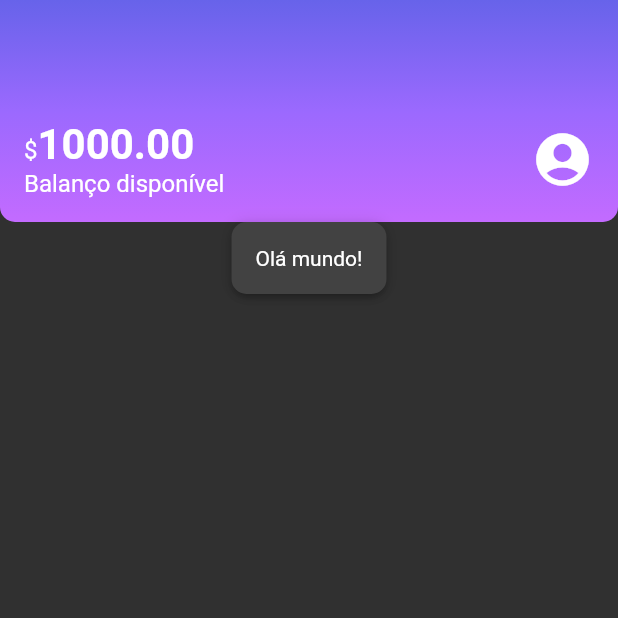
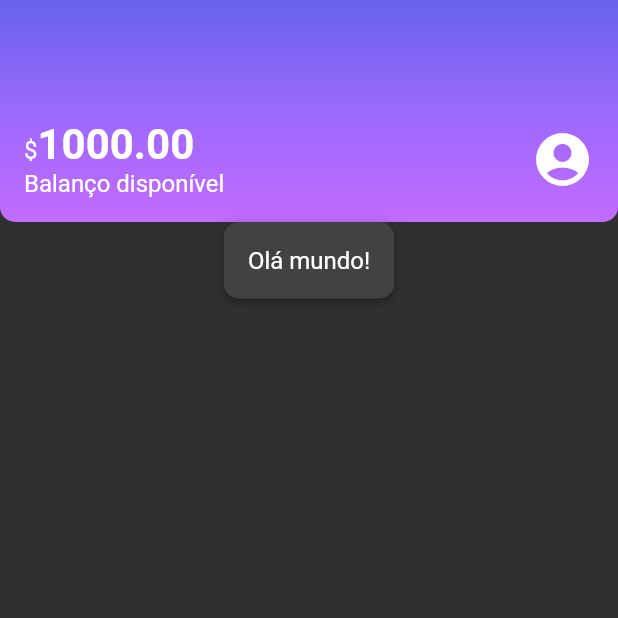
Before and after one commit to antonioclaudio0711/Flutter-estilizando-e-reproduzindo-layouts, a Flutter app: the screen it shows after launch, on a phone screen of 412 x 824 dp, the top half of it. Run offline on Flutter 3.47's test engine with Material 2 defaults, Android fonts, the phone set to English and light mode, and no system bars; our stand-ins replace flutter_modular.

Commit message:
Adição de tema próprio

```diff
--- a/lib/app/common/themes/my_theme.dart
+++ b/lib/app/common/themes/my_theme.dart
@@ -1,7 +1,17 @@
 import 'package:flutter/material.dart';
+import 'package:layout/app/common/themes/theme_colors.dart';
 
 ThemeData myTheme = ThemeData(
-  primarySwatch: Colors.purple,
-  primaryColor: Colors.purple,
+  primarySwatch: ThemeColors.primaryColor,
+  primaryColor: ThemeColors.primaryColor,
   brightness: Brightness.dark,
+  textTheme: const TextTheme(
+    bodyMedium: TextStyle(
+      fontSize: 16,
+    ),
+    bodyLarge: TextStyle(
+      fontSize: 28,
+      fontWeight: FontWeight.bold,
+    ),
+  ),
 );
--- /dev/null
+++ b/lib/app/common/themes/theme_colors.dart
@@ -0,0 +1,10 @@
+import 'package:flutter/material.dart';
+
+class ThemeColors {
+  static const MaterialColor primaryColor = Colors.purple;
+  static const List<Color> headerGradient = [
+    Color.fromRGBO(103, 99, 234, 1),
+    Color.fromRGBO(155, 105, 254, 1),
+    Color.fromRGBO(195, 107, 255, 1),
+  ];
+}
--- a/lib/app/modules/layout_course/presenter/components/sections/header.dart
+++ b/lib/app/modules/layout_course/presenter/components/sections/header.dart
@@ -1,4 +1,5 @@
 import 'package:flutter/material.dart';
+import 'package:layout/app/common/themes/theme_colors.dart';
 
 class Header extends StatelessWidget {
   const Header({super.key});
@@ -10,11 +11,7 @@ class Header extends StatelessWidget {
         gradient: LinearGradient(
           begin: Alignment.topCenter,
           end: Alignment.bottomCenter,
-          colors: [
-            Color.fromRGBO(103, 99, 234, 1),
-            Color.fromRGBO(155, 105, 254, 1),
-            Color.fromRGBO(195, 107, 255, 1),
-          ],
+          colors: ThemeColors.headerGradient,
         ),
         borderRadius: BorderRadius.vertical(
           bottom: Radius.circular(10),
@@ -27,26 +24,19 @@ class Header extends StatelessWidget {
           children: [
             Column(
               crossAxisAlignment: CrossAxisAlignment.start,
-              children: const [
+              children: [
                 Text.rich(
                   TextSpan(
                     text: '\$',
-                    style: TextStyle(fontSize: 16),
                     children: [
                       TextSpan(
                         text: '1000.00',
-                        style: TextStyle(
-                          fontSize: 28,
-                          fontWeight: FontWeight.bold,
-                        ),
+                        style: Theme.of(context).textTheme.bodyLarge,
                       ),
                     ],
                   ),
                 ),
-                Text(
-                  'Balanço disponível',
-                  style: TextStyle(fontSize: 16),
-                ),
+                const Text('Balanço disponível'),
               ],
             ),
             const Icon(
```
